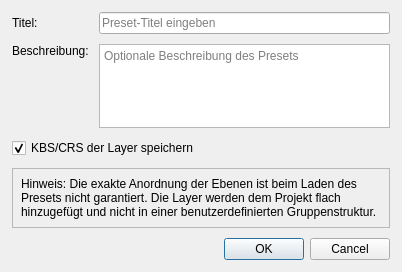
Qt form resources/design_files/preset_dialog.ui (geoObserver/geobasis_loader) before a commit.
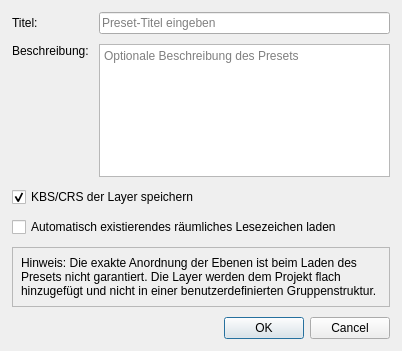
The same form after that commit.

Commit message:
feat(preset dialog): added checkbox for automatic bookmark
Added a checkbox so users can enable and disable the automatic loading of the
assosiated spatial bookmark.

```diff
--- a/resources/design_files/preset_dialog.ui
+++ b/resources/design_files/preset_dialog.ui
@@ -7,7 +7,7 @@
     <x>0</x>
     <y>0</y>
     <width>402</width>
-    <height>272</height>
+    <height>351</height>
    </rect>
   </property>
   <property name="windowTitle">
@@ -83,6 +83,13 @@
      </property>
     </widget>
    </item>
+   <item>
+    <widget class="QCheckBox" name="automatic_spatial_bookmark_checkBox">
+     <property name="text">
+      <string>Automatisch existierendes räumliches Lesezeichen laden</string>
+     </property>
+    </widget>
+   </item>
    <item>
     <widget class="QFrame" name="hint_frame">
      <property name="frameShape">
```
